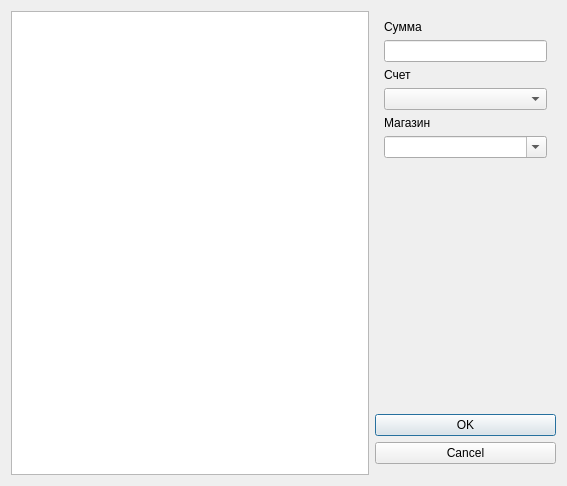
The window that src/gui/forms/document-dialog.ui (barmakuks/home-budget-git) describes before a commit, drawn with Qt 5.
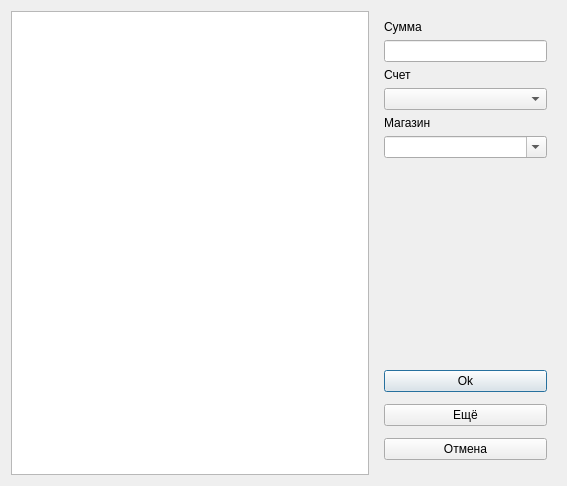
The same window after the commit.

Commit message: Edit document. Base implementation

The edit to the form file:
```diff
--- a/src/gui/forms/document-dialog.ui
+++ b/src/gui/forms/document-dialog.ui
@@ -112,25 +112,36 @@
        </widget>
       </item>
       <item>
-       <widget class="QDialogButtonBox" name="buttonBox">
-        <property name="sizePolicy">
-         <sizepolicy hsizetype="Preferred" vsizetype="Fixed">
-          <horstretch>0</horstretch>
-          <verstretch>0</verstretch>
-         </sizepolicy>
-        </property>
-        <property name="minimumSize">
+       <widget class="QWidget" name="widget_3" native="true">
+        <property name="maximumSize">
          <size>
-          <width>0</width>
-          <height>61</height>
+          <width>16777215</width>
+          <height>120</height>
          </size>
         </property>
-        <property name="orientation">
-         <enum>Qt::Vertical</enum>
-        </property>
-        <property name="standardButtons">
-         <set>QDialogButtonBox::Cancel|QDialogButtonBox::Ok</set>
-        </property>
+        <layout class="QVBoxLayout" name="verticalLayout_3">
+         <item>
+          <widget class="QPushButton" name="okButton">
+           <property name="text">
+            <string>Ok</string>
+           </property>
+          </widget>
+         </item>
+         <item>
+          <widget class="QPushButton" name="moreButton">
+           <property name="text">
+            <string>Ещё</string>
+           </property>
+          </widget>
+         </item>
+         <item>
+          <widget class="QPushButton" name="cancelButton">
+           <property name="text">
+            <string>Отмена</string>
+           </property>
+          </widget>
+         </item>
+        </layout>
        </widget>
       </item>
      </layout>
```
The commit also changes 32 other files.
